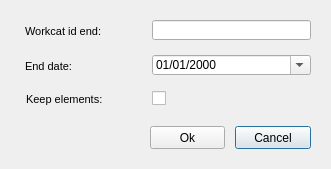
This is ui/node_replace.ui in Giswater/giswater_qgis_plugin as Qt 5 draws it before an edit. The edited form follows.
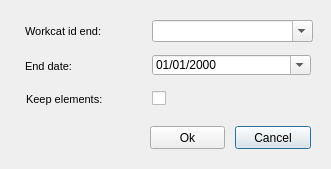
This is the edited form.

Commit message: improve replace_node

```diff
--- a/ui/node_replace.ui
+++ b/ui/node_replace.ui
@@ -124,16 +124,6 @@
     <number>3</number>
    </property>
   </widget>
-  <widget class="QLineEdit" name="workcat_id_end">
-   <property name="geometry">
-    <rect>
-     <x>152</x>
-     <y>20</y>
-     <width>159</width>
-     <height>20</height>
-    </rect>
-   </property>
-  </widget>
   <widget class="QCheckBox" name="keep_elements">
    <property name="geometry">
     <rect>
@@ -180,6 +170,19 @@
     <number>3</number>
    </property>
   </widget>
+  <widget class="QComboBox" name="workcat_id_end">
+   <property name="geometry">
+    <rect>
+     <x>152</x>
+     <y>20</y>
+     <width>161</width>
+     <height>22</height>
+    </rect>
+   </property>
+   <property name="editable">
+    <bool>true</bool>
+   </property>
+  </widget>
  </widget>
  <resources/>
  <connections/>
```
The commit also changes 2 other files.
